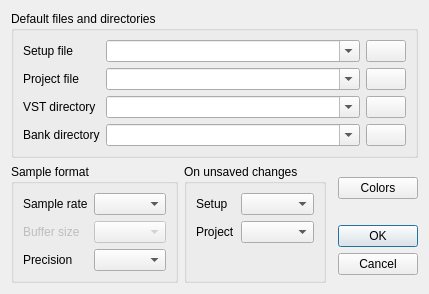
Above: src/common/views/configdialog.ui from rbarreiros/vstboard before the change. Below: the same form after it.
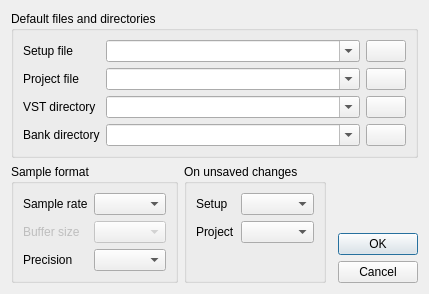
That is the form after the change. Icons and pictures are not drawn.

Commit message: basic color config done

```diff
--- a/src/common/views/configdialog.ui
+++ b/src/common/views/configdialog.ui
@@ -336,13 +336,6 @@
      </property>
     </spacer>
    </item>
-   <item row="3" column="4">
-    <widget class="QPushButton" name="BtColors">
-     <property name="text">
-      <string>Colors</string>
-     </property>
-    </widget>
-   </item>
   </layout>
  </widget>
  <resources/>
```
The commit also changes 21 other files.
